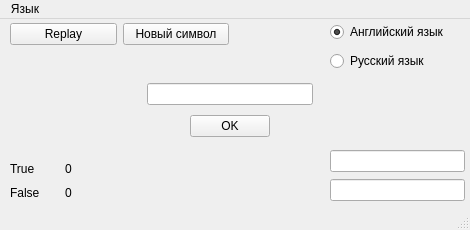
Before: the Qt Designer form Morze/mainwindow2.ui in akbarshar1pov/morze, drawn with Qt 5.
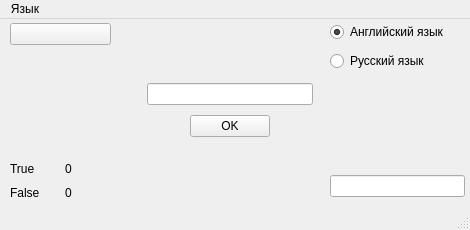
After: the same form once the commit is applied. Icons and pictures are not drawn.

Diff of the .ui file:
```diff
--- a/Morze/mainwindow2.ui
+++ b/Morze/mainwindow2.ui
@@ -89,7 +89,7 @@
      <rect>
       <x>10</x>
       <y>0</y>
-      <width>219</width>
+      <width>101</width>
       <height>31</height>
      </rect>
     </property>
@@ -97,7 +97,7 @@
      <item>
       <widget class="QPushButton" name="Replay">
        <property name="text">
-        <string>Replay</string>
+        <string/>
        </property>
        <property name="icon">
         <iconset>
@@ -108,20 +108,6 @@
        </property>
       </widget>
      </item>
-     <item>
-      <widget class="QPushButton" name="NewChar">
-       <property name="text">
-        <string>Новый символ</string>
-       </property>
-       <property name="icon">
-        <iconset>
-         <normaloff>../Qt/Morze_/Morze/img/change.png</normaloff>../Qt/Morze_/Morze/img/change.png</iconset>
-       </property>
-       <property name="shortcut">
-        <string>Ctrl+R</string>
-       </property>
-      </widget>
-     </item>
     </layout>
    </widget>
    <widget class="QWidget" name="layoutWidget">
@@ -165,15 +151,12 @@
     <property name="geometry">
      <rect>
       <x>330</x>
-      <y>130</y>
+      <y>152</y>
       <width>135</width>
-      <height>53</height>
+      <height>31</height>
      </rect>
     </property>
     <layout class="QVBoxLayout" name="verticalLayout_8">
-     <item>
-      <widget class="QLineEdit" name="LANGUAGE"/>
-     </item>
      <item>
       <widget class="QLineEdit" name="otvet"/>
      </item>
```
Left out of the diff: 4 changed lines with no effect on the pictures.
